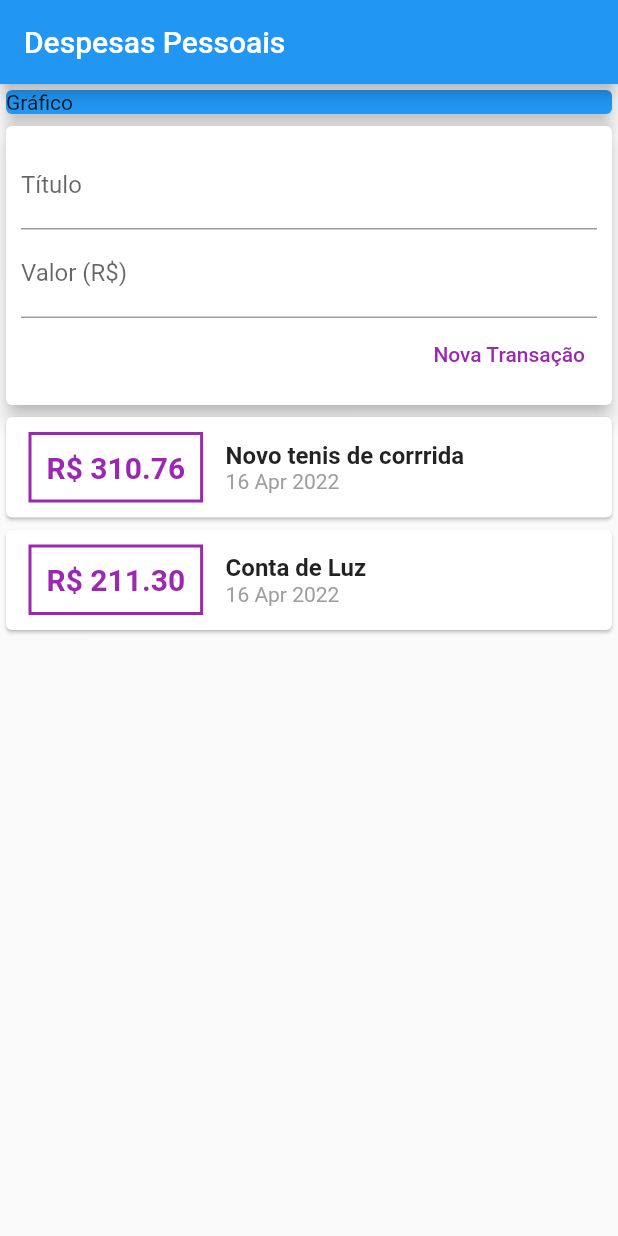
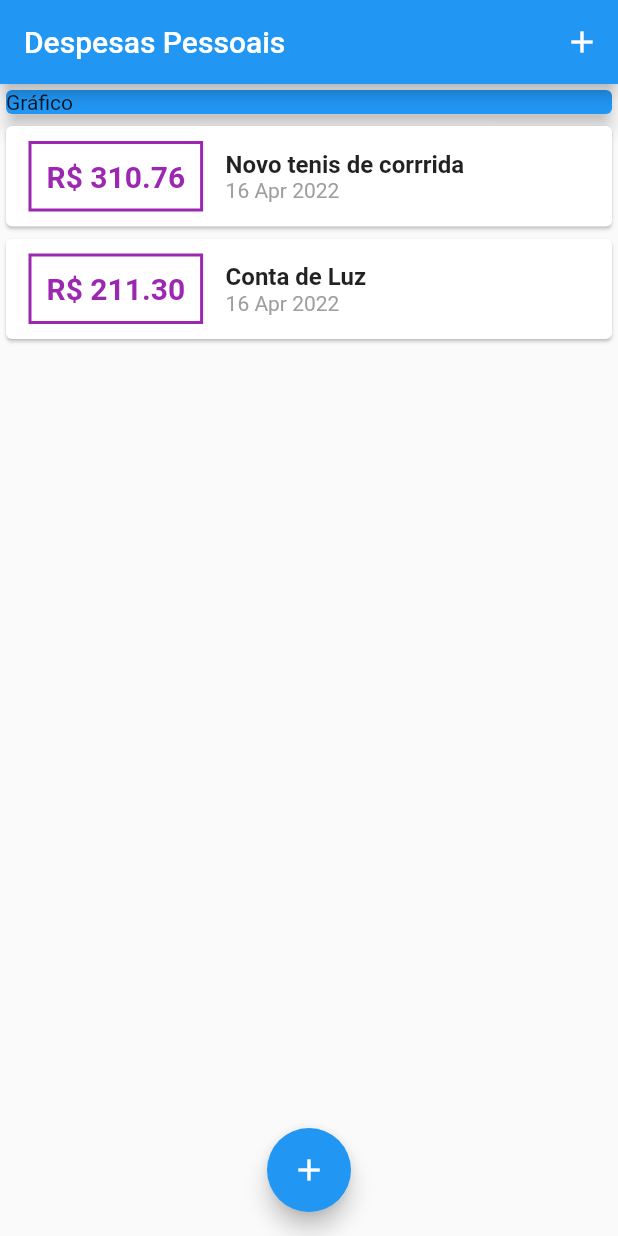
Before and after one commit to joevansanttos/expenses, a Flutter app: the screen it shows after launch, on a phone screen of 412 x 824 dp. Run offline on Flutter 3.47's test engine with Material 2 defaults, Android fonts, the phone set to English and light mode, and no system bars.

Commit message:
refatoring coding

```diff
--- a/lib/components/transaction_user.dart
+++ /dev/null
@@ -1,46 +0,0 @@
-import 'dart:math';
-
-import 'package:flutter/material.dart';
-import 'transactions_form.dart';
-import 'transaction_list.dart';
-import '../models/transaction.dart';
-
-class TransactionUser extends StatefulWidget {
-  @override
-  State<TransactionUser> createState() => _TransactionUserState();
-}
-
-class _TransactionUserState extends State<TransactionUser> {
-  final _transactions = [
-    Transaction(
-        id: 't1',
-        title: 'Novo tenis de corrrida',
-        value: 310.76,
-        date: DateTime.now()),
-    Transaction(
-        id: 't2', title: 'Conta de Luz', value: 211.30, date: DateTime.now()),
-  ];
-
-  _addTransaction(String title, double value) {
-    final newTransaction = Transaction(
-      id: Random().nextDouble().toString(),
-      title: title,
-      value: value,
-      date: DateTime.now(),
-    );
-
-    setState(() {
-      _transactions.add(newTransaction);
-    });
-  }
-
-  @override
-  Widget build(BuildContext context) {
-    return Column(
-      children: <Widget>[
-        TransactionForm(_addTransaction),
-        TransactionList(_transactions),
-      ],
-    );
-  }
-}
--- a/lib/main.dart
+++ b/lib/main.dart
@@ -1,5 +1,9 @@
+import 'package:expenses/components/transactions_form.dart';
 import 'package:flutter/material.dart';
-import 'components/transaction_user.dart';
+import 'dart:math';
+import 'components/transactions_form.dart';
+import 'components/transaction_list.dart';
+import 'models/transaction.dart';
 
 void main(List<String> args) {
   runApp(const ExpensesApp());
@@ -16,14 +20,55 @@ class ExpensesApp extends StatelessWidget {
   }
 }
 
-class MyHomePage extends StatelessWidget {
-  MyHomePage({Key? key}) : super(key: key);
+class MyHomePage extends StatefulWidget {
+  @override
+  State<MyHomePage> createState() => _MyHomePageState();
+}
+
+class _MyHomePageState extends State<MyHomePage> {
+  final _transactions = [
+    Transaction(
+        id: 't1',
+        title: 'Novo tenis de corrrida',
+        value: 310.76,
+        date: DateTime.now()),
+    Transaction(
+        id: 't2', title: 'Conta de Luz', value: 211.30, date: DateTime.now()),
+  ];
+
+  _addTransaction(String title, double value) {
+    final newTransaction = Transaction(
+      id: Random().nextDouble().toString(),
+      title: title,
+      value: value,
+      date: DateTime.now(),
+    );
+
+    setState(() {
+      _transactions.add(newTransaction);
+    });
+  }
+
+  _openTransanctionFormModal(BuildContext context) {
+    showModalBottomSheet(
+      context: context,
+      builder: (_) {
+        return TransactionForm(_addTransaction);
+      },
+    );
+  }
 
   @override
   Widget build(BuildContext context) {
     return Scaffold(
       appBar: AppBar(
         title: const Text('Despesas Pessoais'),
+        actions: <Widget>[
+          IconButton(
+            onPressed: () => _openTransanctionFormModal(context),
+            icon: Icon(Icons.add),
+          ),
+        ],
       ),
       body: SingleChildScrollView(
         child: Column(
@@ -36,10 +81,15 @@ class MyHomePage extends StatelessWidget {
                 elevation: 5,
               ),
             ),
-            TransactionUser(),
+            TransactionList(_transactions),
           ],
         ),
       ),
+      floatingActionButton: FloatingActionButton(
+        child: Icon(Icons.add),
+        onPressed: () => _openTransanctionFormModal(context),
+      ),
+      floatingActionButtonLocation: FloatingActionButtonLocation.centerFloat,
     );
   }
 }
```
Also changed, not shown: lib/components/transactions_form.dart (+25 -9 lines).
